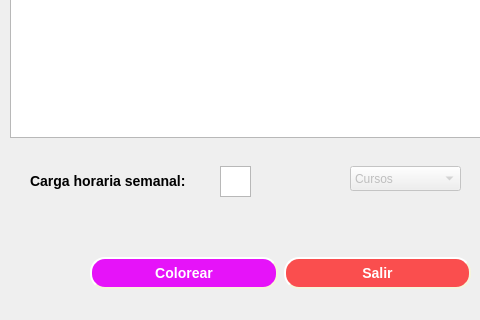
Qt form coloringdialog.ui (Santiago-Pinto/colorcraft) before a commit; both pictures show x 0 to 480 and y 84 to 404 of the 576 by 404 pixel window.
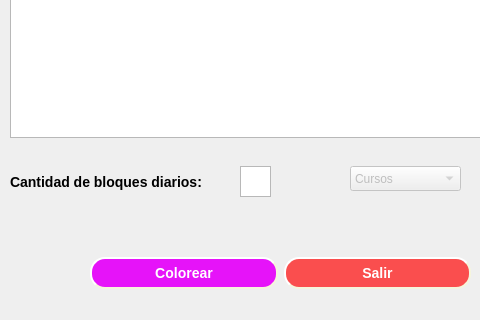
The same form after that commit.

Diff of the .ui file:
```diff
--- a/coloringdialog.ui
+++ b/coloringdialog.ui
@@ -60,9 +60,9 @@
    <widget class="QLabel" name="lblLoad">
     <property name="geometry">
      <rect>
-      <x>30</x>
-      <y>249</y>
-      <width>191</width>
+      <x>10</x>
+      <y>250</y>
+      <width>241</width>
       <height>31</height>
      </rect>
     </property>
@@ -70,7 +70,7 @@
      <string notr="true">font: bold 14px;</string>
     </property>
     <property name="text">
-     <string>Carga horaria semanal:</string>
+     <string>Cantidad de bloques diarios:</string>
     </property>
    </widget>
    <widget class="QLabel" name="lblProcessing">
@@ -89,14 +89,14 @@
    <widget class="QPlainTextEdit" name="textEdit">
     <property name="geometry">
      <rect>
-      <x>220</x>
+      <x>240</x>
       <y>250</y>
       <width>31</width>
       <height>31</height>
      </rect>
     </property>
    </widget>
-   <widget class="QWidget" name="">
+   <widget class="QWidget" name="layoutWidget">
     <property name="geometry">
      <rect>
       <x>90</x>
```
